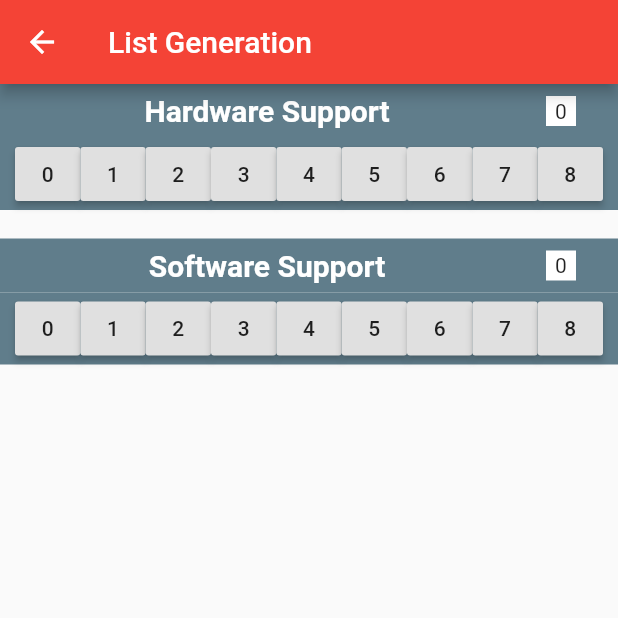
After one commit to oscarleon17/yumtimetracking, a Flutter app: the CompleteList screen opened directly, on a phone screen of 412 x 824 dp, the top half of it. The commit adds this screen. Run offline on Flutter 3.47's test engine with Material 2 defaults, Android fonts, the phone set to English and light mode, and no system bars; our stand-ins replace firebase_auth; accounts and stored records are empty.

Commit message:
Dynamically generate hour input tiles
Not yet fully implemented, the submit button goes to the test screen I made

```diff
--- a/lib/ClassesAndWidgetFunctions/submitButton.dart
+++ b/lib/ClassesAndWidgetFunctions/submitButton.dart
@@ -1,5 +1,6 @@
 import 'package:flutter/material.dart';
 import '../Pages/home.dart';
+import '../Pages/testScreenForListGeneration.dart';
 
 
 class MySubmitButton extends StatefulWidget{
@@ -16,7 +17,9 @@ class MySubmitButtonState extends State<MySubmitButton>{
           color: Colors.grey.shade600,
           //calls the function defined in main.dart and updates the text displayed via the setState function
           child: Text("Submit ${totalNumberOfHours().toString()} hours",style: TextStyle(fontWeight: FontWeight.bold,fontSize: 20,color: Colors.white),),
-          onPressed: (){setState(() {});},
+          onPressed: (){setState(() {});
+            Navigator.push(context, MaterialPageRoute(builder: (context) => CompleteList()));
+          },
         ),
       ),
       flex: 2,
--- a/lib/Pages/home.dart
+++ b/lib/Pages/home.dart
@@ -14,8 +14,10 @@ class Home extends StatefulWidget {
 }
 //array to hold the hours to submit
 var hours = [0,0,0];
+var tasks = <String>{"Hardware Support", "Software Support"};
+bool isCheck=false;
 class _HomeState extends State<Home> {
-  @override
+
   @override
   Widget build(BuildContext context) {
     return Scaffold(
@@ -88,9 +90,13 @@ class _HomeState extends State<Home> {
                       title: Text("Projects"),
                       children: <Widget>[
                         CheckboxListTile(
-                          value: true,
+                          value: isCheck,
                           title: Text('Hardware Support'),
-                          onChanged: (bool value){},
+                          onChanged: (bool value){setState(() {
+                            tasks.add("Hardware Support");
+                            //createHoursTile(tasks.elementAt(0),0);
+                            isCheck = value;
+                          });},
                         ),
                         CheckboxListTile(
                           value: true,
@@ -111,12 +117,17 @@ class _HomeState extends State<Home> {
                   ),
                   //how to create a task object
                   //these should be created based on the status of the checkboxes
-                  MyHours(nameOfTask: "Hardware Support", taskIndex: 0,),
-                  MyHours(nameOfTask: "Software Support", taskIndex: 1,),
+
+                  //MyHours(nameOfTask: "Hardware Support", taskIndex: 0,),
+                  //MyHours(nameOfTask: "Software Support", taskIndex: 1,),
+                  createHoursTile(tasks.elementAt(0), 0),
+                  createHoursTile(tasks.elementAt(1), 1),
+
 
                   //MyHours(nameOfTask: "Vacation", numHours: hours[2],),
                 ],
               ),
+
             ),
             flex: 14,
           ),
@@ -159,3 +170,14 @@ int totalNumberOfHours(){
   }
   return total;
 }
+MyHours createHoursTile(var nameOfTask, var index){
+  return MyHours(nameOfTask: nameOfTask, taskIndex: index,);
+}
+/*
+void iterateThroughListAndCreateTiles(){
+  var length = tasks.length;
+  for(int i=0; i<length;i++){
+    createHoursTile(tasks.elementAt(i), i);
+  }
+
+}*/
--- /dev/null
+++ b/lib/Pages/testScreenForListGeneration.dart
@@ -0,0 +1,194 @@
+import 'package:flutter/material.dart';
+import '../ClassesAndWidgetFunctions/hoursTile.dart';
+import './home.dart';
+var items = <String>{"Hardware Support", "Software Support"};
+class CompleteList extends StatefulWidget{
+  @override
+  State createState() => new ListBuilder();
+}
+class ListBuilder extends State<CompleteList> {
+  @override
+  Widget build(BuildContext context) {
+    return Scaffold(
+      appBar: AppBar(
+        title: Text("List Generation"),
+      ),
+      body:
+
+      GridView.count(
+        // Create a grid with 2 columns. If you change the scrollDirection to
+        // horizontal, this would produce 2 rows.
+        crossAxisCount: 1,
+        childAspectRatio: (4/1),
+        // Generate 100 Widgets that display their index in the List
+        children: List.generate(2, (index) {
+          return Column(
+            children:
+            <Widget>[
+              Ink(
+                color: Colors.blueGrey,
+                padding: EdgeInsets.symmetric(horizontal: 10.0),
+                child: Row(
+                  children: <Widget>[
+                    //display the name of the task
+                    Expanded(
+                      child: Center(
+                        child: Text(tasks.elementAt(index),style: TextStyle(color: Colors.white,fontWeight: FontWeight.bold,fontSize: 20.0),),
+                      ),
+                      flex: 6,
+                    ),
+                    Expanded(
+                      child: Column(
+                        children: <Widget>[
+                          //functioning as padding
+                          Container(
+                            height: 8.0,
+                            child: null,
+                          ),
+                          //display the number of hours to be submitted for the task
+                          Ink(
+                            color: Colors.white,
+                            child:
+                            Container(
+                              height: 20.0,
+                              width: 20.0,
+                              child: Center(
+                                child: Text(
+                                  hours[index].toString(),
+                                  //hourDisplay.text
+                                ),
+                              ),
+                            ),
+                          ),
+                          //functioning as padding
+                          Container(
+                            height: 8.0,
+                            child: null,
+                          ),
+                        ],
+                      ),
+                      flex: 1,
+                    ),
+                  ],
+                ),
+              ),
+              //MyHourSelectionRow(taskIndex: taskIndex),
+              Ink(
+                color: Colors.blueGrey,
+                padding: EdgeInsets.symmetric(horizontal: 10.0),
+                //one button for each of the possible selections of hours
+                child: Row(
+                  children: <Widget>[
+                    Expanded(child: RaisedButton(onPressed: (){setState(() {hours[index]=0;});}, child: Text('0'),)),
+                    Expanded(child: RaisedButton(onPressed: (){setState(() {hours[index]=1;});}, child: Text('1'),)),
+                    Expanded(child: RaisedButton(onPressed: (){setState(() {hours[index]=2;});}, child: Text('2'),)),
+                    Expanded(child: RaisedButton(onPressed: (){setState(() {hours[index]=3;});}, child: Text('3'),)),
+                    Expanded(child: RaisedButton(onPressed: (){setState(() {hours[index]=4;});}, child: Text('4'),)),
+                    Expanded(child: RaisedButton(onPressed: (){setState(() {hours[index]=5;});}, child: Text('5'),)),
+                    Expanded(child: RaisedButton(onPressed: (){setState(() {hours[index]=6;});}, child: Text('6'),)),
+                    Expanded(child: RaisedButton(onPressed: (){setState(() {hours[index]=7;});}, child: Text('7'),)),
+                    Expanded(child: RaisedButton(onPressed: (){setState(() {hours[index]=8;});}, child: Text('8'),)),
+                  ],
+                ),
+              ),
+              /*Container(
+                height: 20.0,
+              ),*/
+            ],
+          );
+        }),
+      ),
+
+
+
+
+
+
+
+
+      /*GridView.builder(
+        // Let the ListView know how many items it needs to build
+        itemCount: items.length,
+        gridDelegate: SliverGridDelegateWithFixedCrossAxisCount(crossAxisCount:1),
+
+        // Provide a builder function. This is where the magic happens! We'll
+        // convert each item into a Widget based on the type of item it is.
+        itemBuilder: (context, index) {
+          final item = items.elementAt(index);
+          return Column(
+            children:
+            <Widget>[
+              Ink(
+                color: Colors.blueGrey,
+                padding: EdgeInsets.symmetric(horizontal: 10.0),
+                child: Row(
+                  children: <Widget>[
+                    //display the name of the task
+                    Expanded(
+                      child: Center(
+                        child: Text(item,style: TextStyle(color: Colors.white,fontWeight: FontWeight.bold,fontSize: 20.0),),
+                      ),
+                      flex: 6,
+                    ),
+                    Expanded(
+                      child: Column(
+                        children: <Widget>[
+                          //functioning as padding
+                          Container(
+                            height: 8.0,
+                            child: null,
+                          ),
+                          //display the number of hours to be submitted for the task
+                          Ink(
+                            color: Colors.white,
+                            child:
+                            Container(
+                              height: 20.0,
+                              width: 20.0,
+                              child: Center(
+                                child: Text(
+                                  hours[index].toString(),
+                                  //hourDisplay.text
+                                ),
+                              ),
+                            ),
+                          ),
+                          //functioning as padding
+                          Container(
+                            height: 8.0,
+                            child: null,
+                          ),
+                        ],
+                      ),
+                      flex: 1,
+                    ),
+                  ],
+                ),
+              ),
+              //MyHourSelectionRow(taskIndex: taskIndex),
+              Ink(
+                color: Colors.blueGrey,
+                padding: EdgeInsets.symmetric(horizontal: 10.0),
+                //one button for each of the possible selections of hours
+                child: Row(
+                  children: <Widget>[
+                    Expanded(child: RaisedButton(onPressed: (){}, child: Text('0'),)),
+                    Expanded(child: RaisedButton(onPressed: (){}, child: Text('1'),)),
+                    Expanded(child: RaisedButton(onPressed: (){}, child: Text('2'),)),
+                    Expanded(child: RaisedButton(onPressed: (){}, child: Text('3'),)),
+                    Expanded(child: RaisedButton(onPressed: (){}, child: Text('4'),)),
+                    Expanded(child: RaisedButton(onPressed: (){}, child: Text('5'),)),
+                    Expanded(child: RaisedButton(onPressed: (){}, child: Text('6'),)),
+                    Expanded(child: RaisedButton(onPressed: (){}, child: Text('7'),)),
+                    Expanded(child: RaisedButton(onPressed: (){}, child: Text('8'),)),
+                  ],
+                ),
+              ),
+
+            ],
+          );
+        },
+      ),*/
+    );
+  }
+}
```
